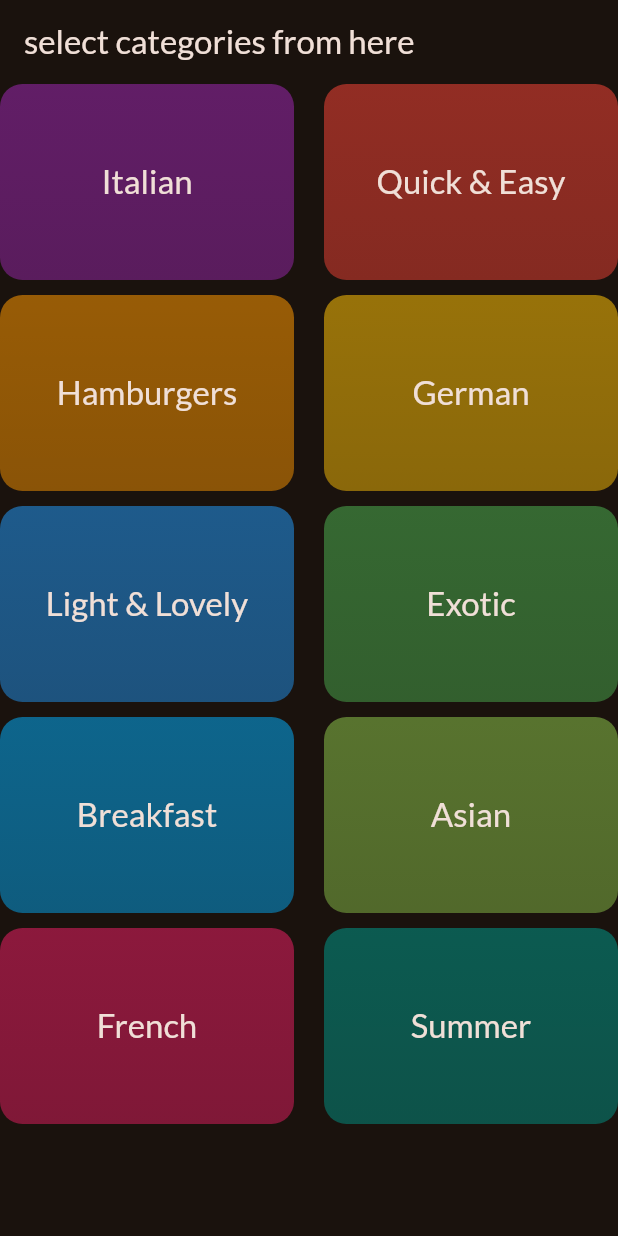
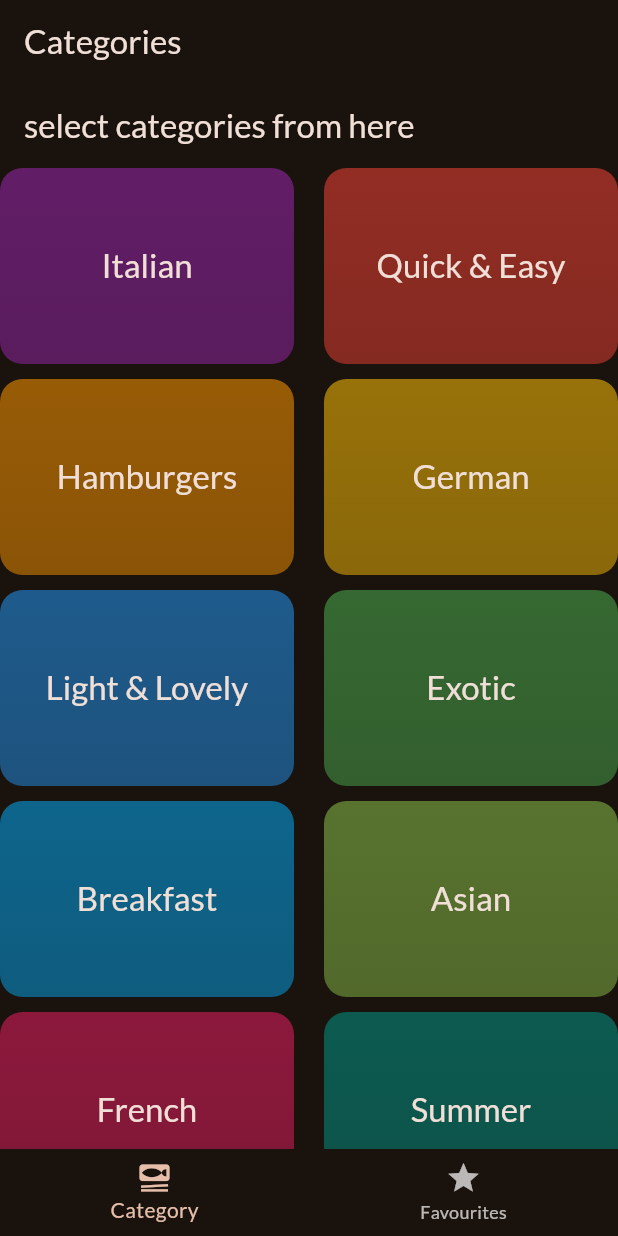
Before and after one commit to immortalAbdul01/Meals_app, a Flutter app: the screen it shows after launch, on a phone screen of 412 x 824 dp. Run offline on Flutter 3.47's test engine with Material 2 defaults, Android fonts, the phone set to English and light mode, and no system bars; our stand-ins replace google_fonts, transparent_image.

Commit message:
favourites screen done

```diff
--- a/lib/category_screen.dart
+++ b/lib/category_screen.dart
@@ -1,20 +1,25 @@
 import 'package:to_do/models/category_model.dart';
+import 'package:to_do/models/meal_model.dart';
 import 'package:flutter/material.dart';
 import 'package:to_do/data/dummy_data.dart';
 import 'package:to_do/meals_screen.dart';
 import 'package:to_do/widget/category_widget.dart';
 
 class CategoryScreen extends StatelessWidget {
-  const CategoryScreen({super.key});
+  const CategoryScreen({super.key, required this.handleFav});
 
+  final void Function(Meal meal, bool isFav) handleFav;
   void _selectCategory(BuildContext context, Category category) {
     final filteredmeals = dummyMeals
         .where((meal) => meal.categories.contains(category.id))
         .toList();
 
     Navigator.of(context).push(MaterialPageRoute(
-        builder: (ctx) =>
-            MealsScreen(title: category.title, meals: filteredmeals)));
+        builder: (ctx) => MealsScreen(
+              title: category.title,
+              meals: filteredmeals,
+              handleFav: handleFav,
+            )));
   }
 
   @override
--- a/lib/main.dart
+++ b/lib/main.dart
@@ -4,6 +4,7 @@ import 'package:google_fonts/google_fonts.dart';
 import 'package:to_do/category_screen.dart';
 import 'package:to_do/data/dummy_data.dart';
 import 'package:to_do/meals_screen.dart';
+import 'package:to_do/tabs_screen.dart';
 
 final theme = ThemeData(
   useMaterial3: true,
@@ -23,6 +24,6 @@ class App extends StatelessWidget {
 
   @override
   Widget build(BuildContext context) {
-    return MaterialApp(theme: theme, home: const CategoryScreen());
+    return MaterialApp(theme: theme, home: const Tabs());
   }
 }
--- a/lib/meals_item_trait.dart
+++ b/lib/meals_item_trait.dart
@@ -15,7 +15,7 @@ class ItemDetails extends StatelessWidget {
           color: Colors.white,
         ),
         const SizedBox(
-          width: 10,
+          width: 2,
         ),
         Text(
           label,
--- /dev/null
+++ b/lib/tabs_screen.dart
@@ -0,0 +1,73 @@
+import 'package:flutter/material.dart';
+import 'package:to_do/category_screen.dart';
+import 'package:to_do/meals_screen.dart';
+
+import 'package:to_do/models/meal_model.dart';
+
+class Tabs extends StatefulWidget {
+  const Tabs({super.key});
+
+  @override
+  State<Tabs> createState() {
+    return _Tabs();
+  }
+}
+
+class _Tabs extends State<Tabs> {
+  int _selectedPage = 0;
+  void _selectPage(int index) {
+    setState(() {
+      _selectedPage = index;
+    });
+  }
+
+  final List<Meal> _favourites = [];
+
+  void _toogleFav(Meal meal, bool isFav) {
+    isFav = _favourites.contains(meal);
+    if (isFav) {
+      setState(() {
+        _favourites.remove(meal);
+        isFav = false;
+      });
+      // isFav = false;
+    } else {
+      setState(() {
+        _favourites.add(meal);
+        isFav = true;
+      });
+      // isFav = true;
+    }
+  }
+
+  @override
+  Widget build(BuildContext context) {
+    Widget activePage = CategoryScreen(
+      handleFav: _toogleFav,
+    );
+    var activePageTitle = 'Categories';
+
+    if (_selectedPage == 1) {
+      activePage = MealsScreen(
+        meals: _favourites,
+        handleFav: _toogleFav,
+      );
+      activePageTitle = 'Favourites';
+    }
+
+    return (Scaffold(
+      appBar: AppBar(
+        title: Text(activePageTitle),
+      ),
+      body: activePage,
+      bottomNavigationBar: BottomNavigationBar(
+          onTap: _selectPage,
+          currentIndex: _selectedPage,
+          items: const [
+            BottomNavigationBarItem(
+                icon: Icon(Icons.set_meal), label: 'Category'),
+            BottomNavigationBarItem(icon: Icon(Icons.star), label: 'Favourites')
+          ]),
+    ));
+  }
+}
```
Also changed, not shown: lib/dish_details.dart (+35 -2 lines), lib/meals_details.dart (+13 -7 lines), lib/meals_screen.dart (+13 -5 lines).
